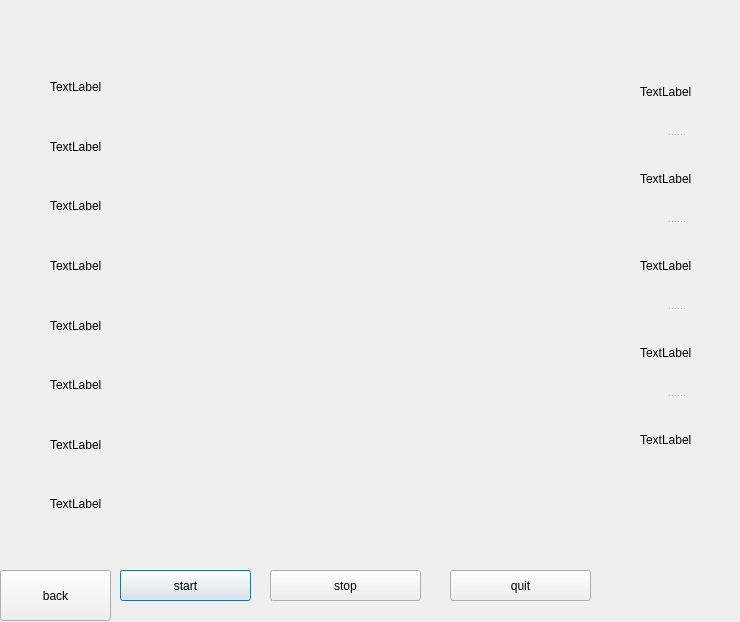
This is camera.ui in wangxiaowei22/chanpinandcamera as Qt 5 draws it before an edit. The edited form follows.
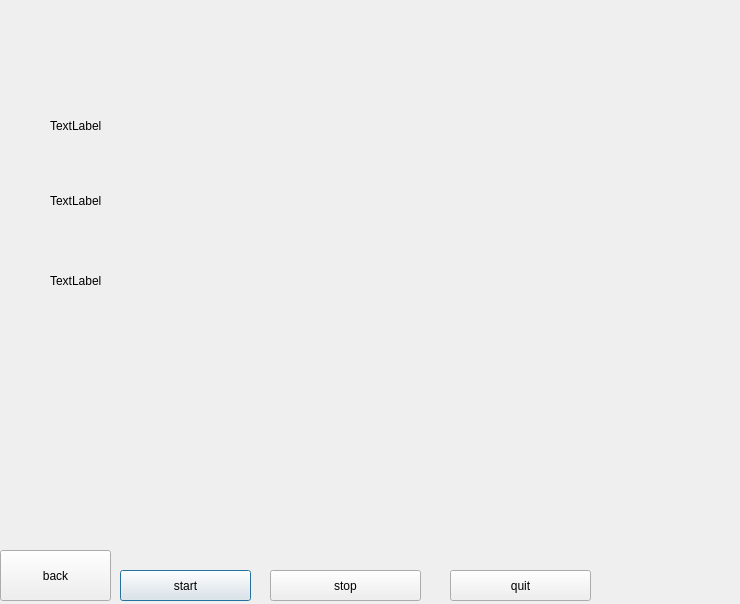
This is the edited form.

The edit to the form file:
```diff
--- a/camera.ui
+++ b/camera.ui
@@ -7,7 +7,7 @@
     <x>0</x>
     <y>0</y>
     <width>740</width>
-    <height>622</height>
+    <height>604</height>
    </rect>
   </property>
   <property name="windowTitle">
@@ -69,7 +69,7 @@
    <property name="geometry">
     <rect>
      <x>0</x>
-     <y>570</y>
+     <y>550</y>
      <width>111</width>
      <height>51</height>
     </rect>
@@ -78,111 +78,44 @@
     <string>back</string>
    </property>
   </widget>
-  <widget class="QSplitter" name="splitter">
+  <widget class="QLabel" name="label">
    <property name="geometry">
     <rect>
-     <x>640</x>
-     <y>50</y>
+     <x>50</x>
+     <y>110</y>
      <width>71</width>
-     <height>431</height>
+     <height>31</height>
     </rect>
    </property>
-   <property name="orientation">
-    <enum>Qt::Vertical</enum>
+   <property name="text">
+    <string>TextLabel</string>
    </property>
-   <widget class="QLabel" name="label_9">
-    <property name="text">
-     <string>TextLabel</string>
-    </property>
-   </widget>
-   <widget class="QLabel" name="label_10">
-    <property name="text">
-     <string>TextLabel</string>
-    </property>
-   </widget>
-   <widget class="QLabel" name="label_11">
-    <property name="text">
-     <string>TextLabel</string>
-    </property>
-   </widget>
-   <widget class="QLabel" name="label_12">
-    <property name="text">
-     <string>TextLabel</string>
-    </property>
-   </widget>
-   <widget class="QLabel" name="label_13">
-    <property name="text">
-     <string>TextLabel</string>
-    </property>
-   </widget>
   </widget>
-  <widget class="QWidget" name="">
+  <widget class="QLabel" name="label_2">
    <property name="geometry">
     <rect>
      <x>50</x>
-     <y>60</y>
-     <width>68</width>
-     <height>471</height>
+     <y>180</y>
+     <width>71</width>
+     <height>41</height>
     </rect>
    </property>
-   <layout class="QVBoxLayout" name="verticalLayout">
-    <item>
-     <widget class="QLabel" name="label">
-      <property name="text">
-       <string>TextLabel</string>
-      </property>
-     </widget>
-    </item>
-    <item>
-     <widget class="QLabel" name="label_2">
-      <property name="text">
-       <string>TextLabel</string>
-      </property>
-     </widget>
-    </item>
-    <item>
-     <widget class="QLabel" name="label_3">
-      <property name="text">
-       <string>TextLabel</string>
-      </property>
-     </widget>
-    </item>
-    <item>
-     <widget class="QLabel" name="label_4">
-      <property name="text">
-       <string>TextLabel</string>
-      </property>
-     </widget>
-    </item>
-    <item>
-     <widget class="QLabel" name="label_5">
-      <property name="text">
-       <string>TextLabel</string>
-      </property>
-     </widget>
-    </item>
-    <item>
-     <widget class="QLabel" name="label_6">
-      <property name="text">
-       <string>TextLabel</string>
-      </property>
-     </widget>
-    </item>
-    <item>
-     <widget class="QLabel" name="label_7">
-      <property name="text">
-       <string>TextLabel</string>
-      </property>
-     </widget>
-    </item>
-    <item>
-     <widget class="QLabel" name="label_8">
-      <property name="text">
-       <string>TextLabel</string>
-      </property>
-     </widget>
-    </item>
-   </layout>
+   <property name="text">
+    <string>TextLabel</string>
+   </property>
+  </widget>
+  <widget class="QLabel" name="label_3">
+   <property name="geometry">
+    <rect>
+     <x>50</x>
+     <y>260</y>
+     <width>66</width>
+     <height>41</height>
+    </rect>
+   </property>
+   <property name="text">
+    <string>TextLabel</string>
+   </property>
   </widget>
  </widget>
  <resources/>
```
